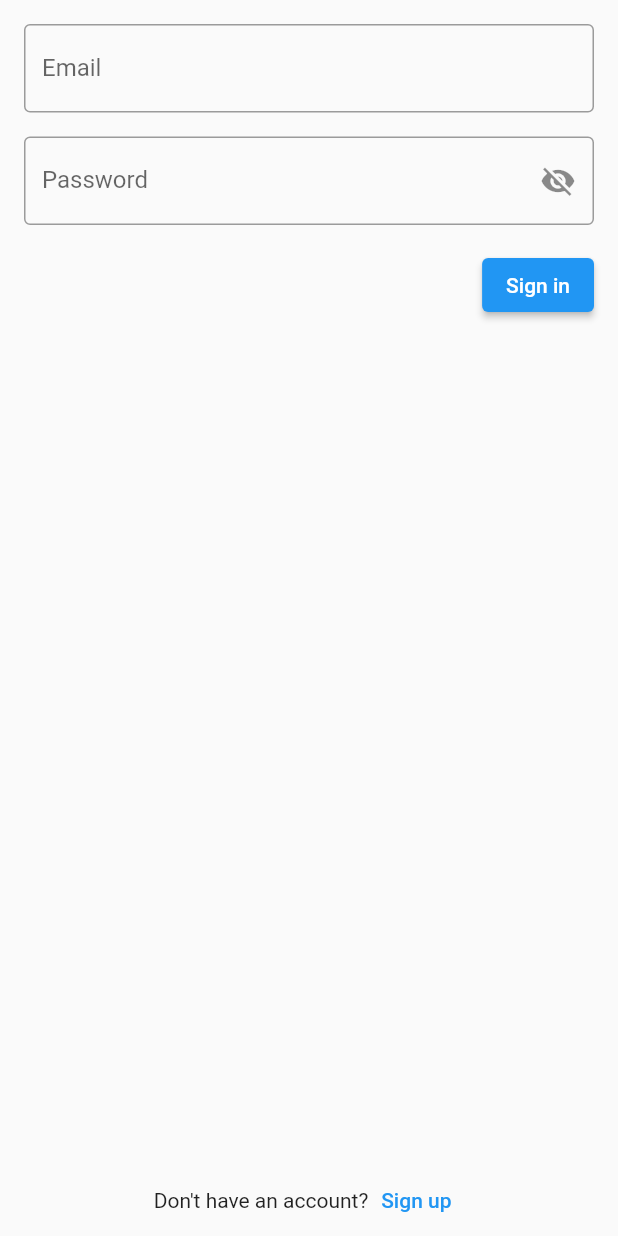
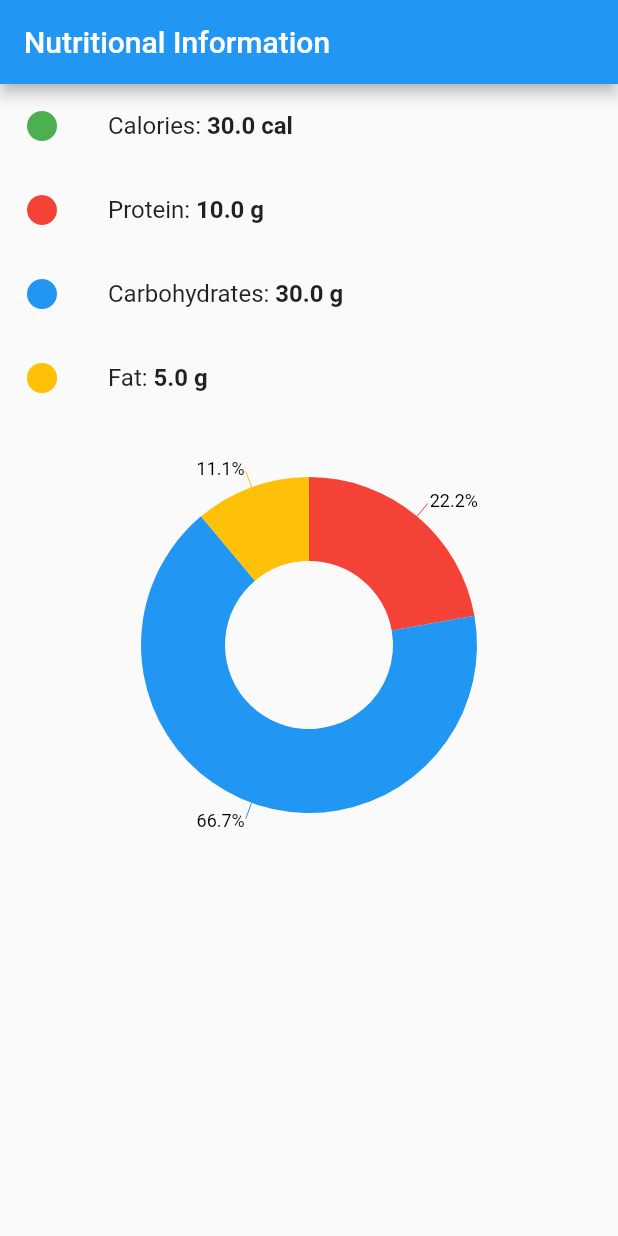
Before and after one commit to ayc-g6/pedidosNow-front, a Flutter app: the screen it shows after launch, on a phone screen of 412 x 824 dp. Run offline on Flutter 3.47's test engine with Material 2 defaults, Android fonts, the phone set to English and light mode, and no system bars; our stand-ins replace flutter_secure_storage, infinite_scroll_pagination, syncfusion_flutter_charts.

Commit message:
[UPDATE] - Refactored nutritionalinfo

```diff
--- a/lib/main.dart
+++ b/lib/main.dart
@@ -1,4 +1,5 @@
 import 'package:envios_ya/src/pages/log_in.dart';
+import 'package:envios_ya/src/pages/nutrition_facts.dart';
 import 'package:flutter/material.dart';
 
 import 'package:provider/provider.dart';
@@ -69,7 +70,12 @@ class EnviosYaApp extends StatelessWidget {
                     );
                 }
               case AuthState.loggedOut:
-                return LogInPage();
+                return NutritionalInfoPage(
+                  calories: 30,
+                  carbs: 30,
+                  protein: 10,
+                  fat: 5,
+                );
             }
           },
         ),
--- a/lib/src/pages/nutrition_facts.dart
+++ b/lib/src/pages/nutrition_facts.dart
@@ -1,63 +1,59 @@
 import 'package:flutter/material.dart';
 import 'package:syncfusion_flutter_charts/charts.dart';
 
-// Color palette: https://colorhunt.co/palette/541690ff4949ff8d29ffcd38
-const Color caloriesColor = Color.fromRGBO(255, 141, 41, 1);
-const Color proteinColor = Color.fromRGBO(84, 22, 144, 1);
-const Color carbsColor = Color.fromRGBO(255, 73, 73, 1);
-const Color fatColor = Color.fromRGBO(255, 205, 56, 1);
-
-class NutritionFacts extends StatelessWidget {
+class NutritionalInfoPage extends StatelessWidget {
   final double calories;
   final double protein;
   final double carbs;
   final double fat;
 
-  const NutritionFacts({Key? key, required this.calories, required this.protein, required this.carbs, required this.fat}) : super(key: key);
+  final _caloriesColor = Colors.green;
+  final _proteinColor = Colors.red;
+  final _carbsColor = Colors.blue;
+  final _fatColor = Colors.amber;
+
+  const NutritionalInfoPage(
+      {Key? key,
+      required this.calories,
+      required this.protein,
+      required this.carbs,
+      required this.fat})
+      : super(key: key);
 
   @override
   Widget build(BuildContext context) {
     return Scaffold(
+      appBar: AppBar(
+        title: const Text('Nutritional Information'),
+      ),
       body: SafeArea(
-        child: Row(
-          children: [
-            Expanded(child: Align(
-              child: Container(
         child: Column(
           children: [
-                       const Text("Nutritional information",
-                        style: TextStyle(
-                          fontWeight: FontWeight.bold,
-                        )
+            NutritionFact(
+                text: "Calories",
+                amount: calories,
+                unit: "cal",
+                circleColor: _caloriesColor),
+            NutritionFact(
+                text: "Protein",
+                amount: protein,
+                unit: "g",
+                circleColor: _proteinColor),
+            NutritionFact(
+                text: "Carbohydrates",
+                amount: carbs,
+                unit: "g",
+                circleColor: _carbsColor),
+            NutritionFact(
+                text: "Fat", amount: fat, unit: "g", circleColor: _fatColor),
+            MacronutrientsChart(
+              data: [
+                MacronutrientsChartData("Protein", protein, _proteinColor),
+                MacronutrientsChartData("Carbohydrates", carbs, _carbsColor),
+                MacronutrientsChartData("Fat", fat, _fatColor)
+              ],
             ),
-                      const SizedBox(height: 16),
-                      NutritionFact(text: "Calories", amount: calories.toStringAsFixed(0), unit: "cal", circleColor: caloriesColor),
-                      const SizedBox(height: 8),
-                      NutritionFact(text: "Protein", amount: protein.toStringAsFixed(0), unit: "g", circleColor: proteinColor),
-                      const SizedBox(height: 8),
-                      NutritionFact(text: "Carbohydrates", amount: carbs.toStringAsFixed(0), unit: "g", circleColor: carbsColor),
-                      const SizedBox(height: 8),
-                      NutritionFact(text: "Fat", amount: fat.toStringAsFixed(0), unit: "g", circleColor: fatColor)
-                  ]),
-                  padding: const EdgeInsets.only(left: 16),
-                ),
-                alignment: Alignment.topLeft
-              )
-            ),
-            Expanded(child: Align(child: Container(
-                  child: MacronutrientsChart(data: [
-                      MacronutrientsChartData("Protein", protein, proteinColor),
-                      MacronutrientsChartData("Carbohydrates", carbs, carbsColor),
-                      MacronutrientsChartData("Fat", fat, fatColor)
-                    ]
-                  ),
-                  padding: const EdgeInsets.only(top: 8),
-                  height: 136 // TODO: Check if this is OK
-                ),
-                alignment: Alignment.topCenter
-              )
-            )
-          ]
+          ],
         ),
       ),
     );
@@ -67,37 +63,38 @@ class NutritionFacts extends StatelessWidget {
 class NutritionFact extends StatelessWidget {
   final String text;
   final Color circleColor;
-  final String amount;
+  final double amount;
   final String unit;
 
-  const NutritionFact({Key? key, required this.text, required this.amount, required this.unit, required this.circleColor}) : super(key: key);
+  const NutritionFact(
+      {Key? key,
+      required this.text,
+      required this.amount,
+      required this.unit,
+      required this.circleColor})
+      : super(key: key);
 
   @override
   Widget build(BuildContext context) {
     return Row(
       children: [
         Container(
-          width: 10,
-          height: 10,
-          decoration: BoxDecoration(
-            shape: BoxShape.circle,
-            color: circleColor
-          )
+          padding: const EdgeInsets.all(16.0),
+          child: Icon(Icons.circle, color: circleColor),
         ),
-        Expanded(child:
+        const SizedBox(width: 16.0),
         RichText(
           text: TextSpan(
-              style: const TextStyle(
-                color: Colors.black,
-              ),
+            style: Theme.of(context).textTheme.subtitle1,
             children: <TextSpan>[
-                TextSpan(text: "  " + text + ": "),
-                TextSpan(text: amount + " " + unit, style: const TextStyle(fontWeight: FontWeight.bold)),
+              TextSpan(text: "$text: "),
+              TextSpan(
+                  text: "$amount $unit",
+                  style: const TextStyle(fontWeight: FontWeight.bold)),
             ],
           ),
         )
-        )
-      ]
+      ],
     );
   }
 }
@@ -114,22 +111,19 @@ class MacronutrientsChart extends StatelessWidget {
       totalAmount += element.amount;
     }
 
-    return SfCircularChart(
-      series: <CircularSeries>[
+    return SfCircularChart(series: <CircularSeries>[
       DoughnutSeries<MacronutrientsChartData, String>(
           dataSource: data,
-              pointColorMapper:(data, _) => data.color,
+          pointColorMapper: (data, _) => data.color,
           xValueMapper: (data, _) => data.name,
           yValueMapper: (data, _) => data.amount,
-              dataLabelMapper: (data, _) => (data.amount / totalAmount * 100).toStringAsFixed(1) + "%",
+          dataLabelMapper: (data, _) =>
+              (data.amount / totalAmount * 100).toStringAsFixed(1) + "%",
           dataLabelSettings: const DataLabelSettings(
               isVisible: true,
               labelPosition: ChartDataLabelPosition.outside,
-                useSeriesColor: true
-              )
-          )
-      ]
-    );
+              useSeriesColor: true))
+    ]);
   }
 }
 
```
Also changed, not shown: pubspec.lock. Lines whose indentation alone changed are shown as unchanged.
